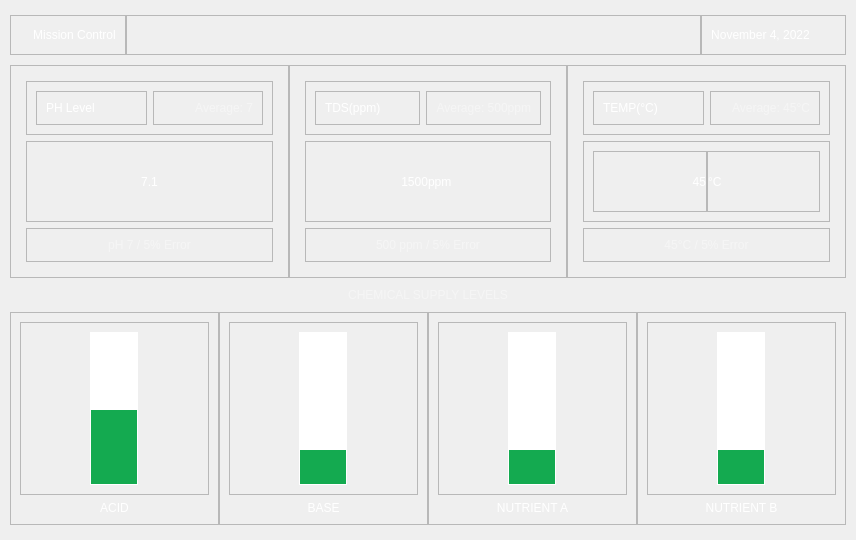
Old version of the form ui/dashboard.ui in the repository eugeneoca/hydrophonics.
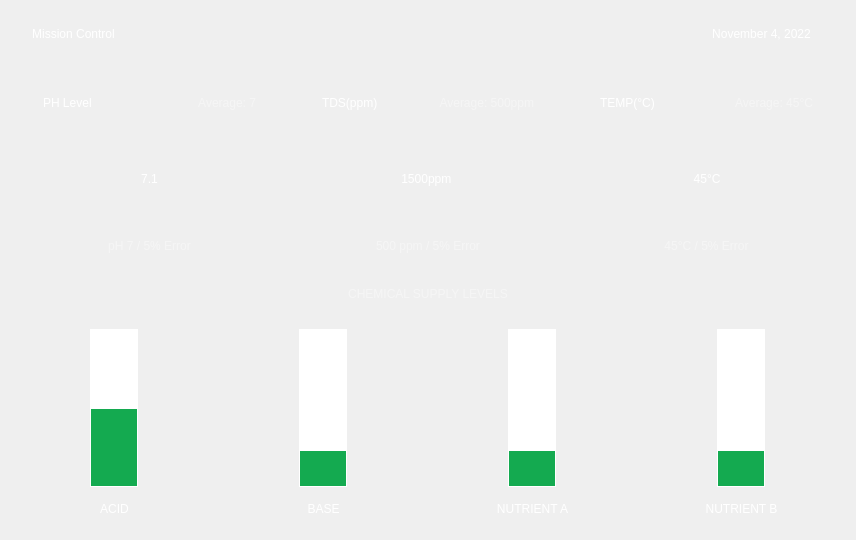
New version of the form. Icons and pictures are not drawn.

Commit message: remove frames

Diff of the .ui file:
```diff
--- a/ui/dashboard.ui
+++ b/ui/dashboard.ui
@@ -47,7 +47,7 @@
          </sizepolicy>
         </property>
         <property name="frameShape">
-         <enum>QFrame::StyledPanel</enum>
+         <enum>QFrame::NoFrame</enum>
         </property>
         <property name="frameShadow">
          <enum>QFrame::Raised</enum>
@@ -106,7 +106,7 @@
       <item>
        <widget class="QFrame" name="frame_3">
         <property name="frameShape">
-         <enum>QFrame::StyledPanel</enum>
+         <enum>QFrame::NoFrame</enum>
         </property>
         <property name="frameShadow">
          <enum>QFrame::Raised</enum>
@@ -163,7 +163,7 @@
       <item>
        <widget class="QFrame" name="frame_2">
         <property name="frameShape">
-         <enum>QFrame::StyledPanel</enum>
+         <enum>QFrame::NoFrame</enum>
         </property>
         <property name="frameShadow">
          <enum>QFrame::Raised</enum>
@@ -236,7 +236,7 @@
 }</string>
         </property>
         <property name="frameShape">
-         <enum>QFrame::StyledPanel</enum>
+         <enum>QFrame::NoFrame</enum>
         </property>
         <property name="frameShadow">
          <enum>QFrame::Raised</enum>
@@ -257,7 +257,7 @@
          <item>
           <widget class="QFrame" name="frame_4">
            <property name="frameShape">
-            <enum>QFrame::StyledPanel</enum>
+            <enum>QFrame::NoFrame</enum>
            </property>
            <property name="frameShadow">
             <enum>QFrame::Raised</enum>
@@ -266,7 +266,7 @@
             <item>
              <widget class="QFrame" name="frame_7">
               <property name="frameShape">
-               <enum>QFrame::StyledPanel</enum>
+               <enum>QFrame::NoFrame</enum>
               </property>
               <property name="frameShadow">
                <enum>QFrame::Raised</enum>
@@ -292,7 +292,7 @@
                <string notr="true"/>
               </property>
               <property name="frameShape">
-               <enum>QFrame::StyledPanel</enum>
+               <enum>QFrame::NoFrame</enum>
               </property>
               <property name="frameShadow">
                <enum>QFrame::Raised</enum>
@@ -325,7 +325,7 @@
 font: 16pt &quot;Segoe UI&quot;;</string>
            </property>
            <property name="frameShape">
-            <enum>QFrame::StyledPanel</enum>
+            <enum>QFrame::NoFrame</enum>
            </property>
            <property name="frameShadow">
             <enum>QFrame::Raised</enum>
@@ -357,7 +357,7 @@
          <item>
           <widget class="QFrame" name="frame_6">
            <property name="frameShape">
-            <enum>QFrame::StyledPanel</enum>
+            <enum>QFrame::NoFrame</enum>
            </property>
            <property name="frameShadow">
             <enum>QFrame::Raised</enum>
@@ -392,7 +392,7 @@
 }</string>
         </property>
         <property name="frameShape">
-         <enum>QFrame::StyledPanel</enum>
+         <enum>QFrame::NoFrame</enum>
         </property>
         <property name="frameShadow">
          <enum>QFrame::Raised</enum>
@@ -413,7 +413,7 @@
          <item>
           <widget class="QFrame" name="frame_9">
            <property name="frameShape">
-            <enum>QFrame::StyledPanel</enum>
+            <enum>QFrame::NoFrame</enum>
            </property>
            <property name="frameShadow">
             <enum>QFrame::Raised</enum>
@@ -422,7 +422,7 @@
             <item>
              <widget class="QFrame" name="frame_12">
               <property name="frameShape">
-               <enum>QFrame::StyledPanel</enum>
+               <enum>QFrame::NoFrame</enum>
               </property>
               <property name="frameShadow">
                <enum>QFrame::Raised</enum>
@@ -445,7 +445,7 @@
             <item>
              <widget class="QFrame" name="frame_13">
               <property name="frameShape">
-               <enum>QFrame::StyledPanel</enum>
+               <enum>QFrame::NoFrame</enum>
               </property>
               <property name="frameShadow">
                <enum>QFrame::Raised</enum>
@@ -480,7 +480,7 @@
             </sizepolicy>
            </property>
            <property name="frameShape">
-            <enum>QFrame::StyledPanel</enum>
+            <enum>QFrame::NoFrame</enum>
            </property>
            <property name="frameShadow">
             <enum>QFrame::Raised</enum>
@@ -520,7 +520,7 @@
          <item>
           <widget class="QFrame" name="frame_11">
            <property name="frameShape">
-            <enum>QFrame::StyledPanel</enum>
+            <enum>QFrame::NoFrame</enum>
            </property>
            <property name="frameShadow">
             <enum>QFrame::Raised</enum>
@@ -555,7 +555,7 @@
 }</string>
         </property>
         <property name="frameShape">
-         <enum>QFrame::StyledPanel</enum>
+         <enum>QFrame::NoFrame</enum>
         </property>
         <property name="frameShadow">
          <enum>QFrame::Raised</enum>
@@ -576,7 +576,7 @@
          <item>
           <widget class="QFrame" name="frame_14">
            <property name="frameShape">
-            <enum>QFrame::StyledPanel</enum>
+            <enum>QFrame::NoFrame</enum>
            </property>
            <property name="frameShadow">
             <enum>QFrame::Raised</enum>
@@ -585,7 +585,7 @@
             <item>
              <widget class="QFrame" name="frame_19">
               <property name="frameShape">
-               <enum>QFrame::StyledPanel</enum>
+               <enum>QFrame::NoFrame</enum>
               </property>
               <property name="frameShadow">
                <enum>QFrame::Raised</enum>
@@ -608,7 +608,7 @@
             <item>
              <widget class="QFrame" name="frame_20">
               <property name="frameShape">
-               <enum>QFrame::StyledPanel</enum>
+               <enum>QFrame::NoFrame</enum>
               </property>
               <property name="frameShadow">
                <enum>QFrame::Raised</enum>
@@ -643,7 +643,7 @@
             </sizepolicy>
            </property>
            <property name="frameShape">
-            <enum>QFrame::StyledPanel</enum>
+            <enum>QFrame::NoFrame</enum>
            </property>
            <property name="frameShadow">
             <enum>QFrame::Raised</enum>
@@ -658,7 +658,7 @@
                <string notr="true"/>
               </property>
               <property name="frameShape">
-               <enum>QFrame::StyledPanel</enum>
+               <enum>QFrame::NoFrame</enum>
               </property>
               <property name="frameShadow">
                <enum>QFrame::Raised</enum>
@@ -687,7 +687,7 @@
             <item>
              <widget class="QFrame" name="frame_18">
               <property name="frameShape">
-               <enum>QFrame::StyledPanel</enum>
+               <enum>QFrame::NoFrame</enum>
               </property>
               <property name="frameShadow">
                <enum>QFrame::Raised</enum>
@@ -716,7 +716,7 @@
          <item>
           <widget class="QFrame" name="frame_16">
            <property name="frameShape">
-            <enum>QFrame::StyledPanel</enum>
+            <enum>QFrame::NoFrame</enum>
            </property>
            <property name="frameShadow">
             <enum>QFrame::Raised</enum>
@@ -789,7 +789,7 @@
 }</string>
         </property>
         <property name="frameShape">
-         <enum>QFrame::StyledPanel</enum>
+         <enum>QFrame::NoFrame</enum>
         </property>
         <property name="frameShadow">
          <enum>QFrame::Raised</enum>
@@ -798,7 +798,7 @@
          <item>
           <widget class="QFrame" name="frame_21">
            <property name="frameShape">
-            <enum>QFrame::StyledPanel</enum>
+            <enum>QFrame::NoFrame</enum>
            </property>
            <property name="frameShadow">
             <enum>QFrame::Raised</enum>
@@ -876,7 +876,7 @@
 }</string>
         </property>
         <property name="frameShape">
-         <enum>QFrame::StyledPanel</enum>
+         <enum>QFrame::NoFrame</enum>
         </property>
         <property name="frameShadow">
          <enum>QFrame::Raised</enum>
@@ -885,7 +885,7 @@
          <item>
           <widget class="QFrame" name="frame_22">
            <property name="frameShape">
-            <enum>QFrame::StyledPanel</enum>
+            <enum>QFrame::NoFrame</enum>
            </property>
            <property name="frameShadow">
             <enum>QFrame::Raised</enum>
@@ -968,7 +968,7 @@
 }</string>
         </property>
         <property name="frameShape">
-         <enum>QFrame::StyledPanel</enum>
+         <enum>QFrame::NoFrame</enum>
         </property>
         <property name="frameShadow">
          <enum>QFrame::Raised</enum>
@@ -977,7 +977,7 @@
          <item>
           <widget class="QFrame" name="frame_23">
            <property name="frameShape">
-            <enum>QFrame::StyledPanel</enum>
+            <enum>QFrame::NoFrame</enum>
            </property>
            <property name="frameShadow">
             <enum>QFrame::Raised</enum>
@@ -1054,7 +1054,7 @@
 }</string>
         </property>
         <property name="frameShape">
-         <enum>QFrame::StyledPanel</enum>
+         <enum>QFrame::NoFrame</enum>
         </property>
         <property name="frameShadow">
          <enum>QFrame::Raised</enum>
@@ -1063,7 +1063,7 @@
          <item>
           <widget class="QFrame" name="frame_24">
            <property name="frameShape">
-            <enum>QFrame::StyledPanel</enum>
+            <enum>QFrame::NoFrame</enum>
            </property>
            <property name="frameShadow">
             <enum>QFrame::Raised</enum>
```
